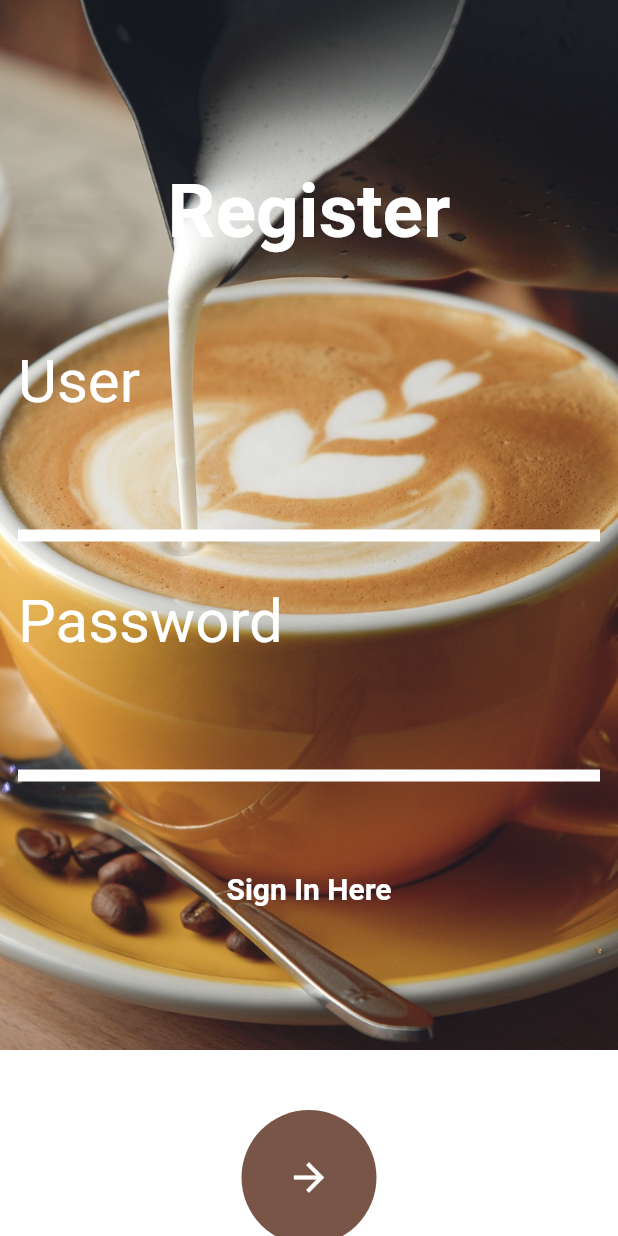
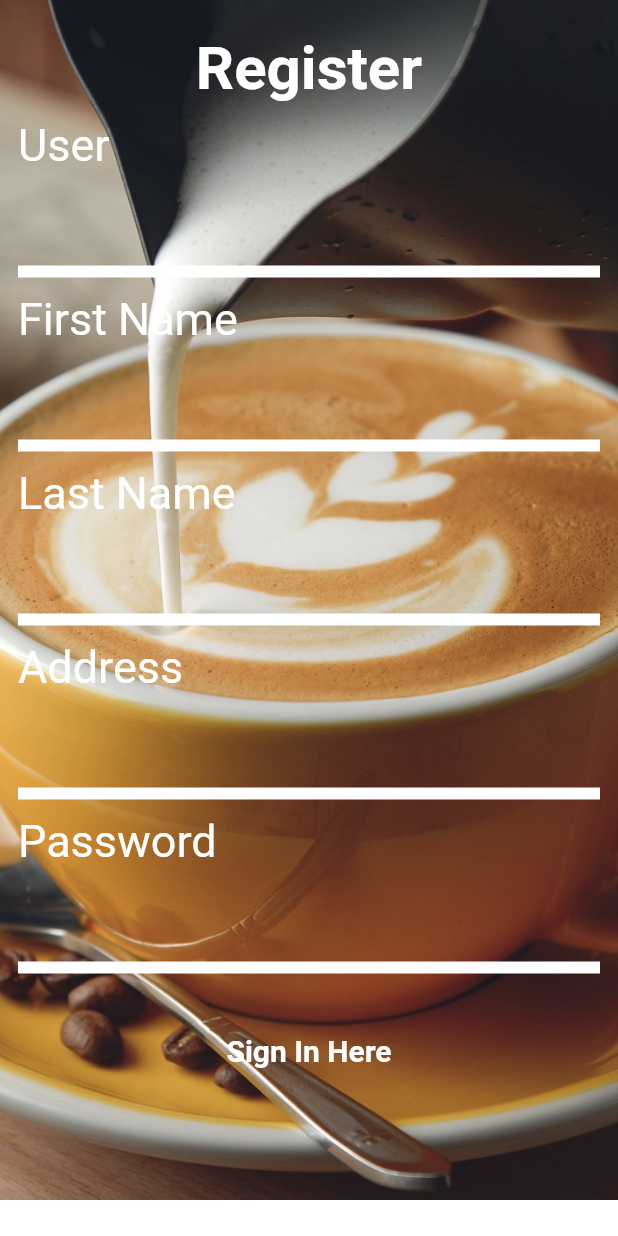
Before and after one commit to sechols223/CMPS-339-Coffee-Shop, a Flutter app: the Register screen opened directly, on a phone screen of 412 x 824 dp. Run offline on Flutter 3.47's test engine with Material 2 defaults, Android fonts, the phone set to English and light mode, and no system bars; our stand-ins replace animate_do, awesome_dialog, flutter_custom_clippers, google_fonts; network calls fail; Roboto replaces fonts that are missing (Habibi).

Commit message:
updated register page along with endpoints and other small details

```diff
--- a/lib/models/user.dart
+++ b/lib/models/user.dart
@@ -1,5 +1,9 @@
 class User {
   String username;
+  String firstname;
+  String lastname;
+  String address;
   String password;
-  User(this.username, this.password);
+  User(this.username, this.firstname, this.lastname, this.address,
+      this.password);
 }
--- a/lib/screens/customers/get_customers.dart
+++ b/lib/screens/customers/get_customers.dart
@@ -19,7 +19,7 @@ class _GetAllCustomersState extends State<GetAllCustomers> {
 
   Future<List<CustomerModel>> getAllCustomers() async {
     var data = await http.get(
-        'http://localhost:8080/getAllCustomers'); //spring boot for getting all customers
+        'http://localhost:8080//api/customers'); //spring boot for getting all customers
     var jsonData = json.decode(data.body);
 
     List<CustomerModel> customer = [];
--- a/lib/screens/orders/create_orders.dart
+++ b/lib/screens/orders/create_orders.dart
@@ -16,7 +16,8 @@ class RegisterOrder extends StatefulWidget {
 
 Future<OrderModel> registerOrder(
     String customerid, productid, amount, BuildContext context) async {
-  var url = "http://localhost:8080/addOrder"; //spring boot for adding on orders
+  var url =
+      "http://localhost:8080//api/orders/:id"; //spring boot for adding on orders
   var response = await http.post(url,
       headers: <String, String>{"Content-Type": "application/json"},
       body: jsonEncode(<String, String>{
--- a/lib/screens/orders/delete_orders.dart
+++ b/lib/screens/orders/delete_orders.dart
@@ -15,7 +15,7 @@ class DeleteOrder extends StatefulWidget {
 
 Future<OrderModel> deleteOrder(String name, String size) async {
   var url =
-      "http://localhost:8080/deleteOrder"; //springboot for deleting orders
+      "http://localhost:8080/api/orders/:id"; //springboot for deleting orders
   var response = await http.delete(
     url,
     headers: <String, String>{"Content-Type": "application/json;charset=UTF-8"},
--- a/lib/screens/products/create_products.dart
+++ b/lib/screens/products/create_products.dart
@@ -16,7 +16,7 @@ class RegisterProduct extends StatefulWidget {
 
 Future<ProductModel> registerProduct(
     String name, size, BuildContext context) async {
-  var url = "http://localhost:8080/addProduct";
+  var url = "http://localhost:8080//api/products/:id";
   var response = await http.post(url,
       headers: <String, String>{"Content-Type": "application/json"},
       body: jsonEncode(<String, String>{"name": name, "size": size}));
--- a/lib/screens/products/delete_products.dart
+++ b/lib/screens/products/delete_products.dart
@@ -14,7 +14,7 @@ class DeleteProduct extends StatefulWidget {
 }
 
 Future<ProductModel> deleteProduct(String name, String size) async {
-  var url = "http://localhost:8080/deleteProduct";
+  var url = "http://localhost:8080//api/products/:id";
   var response = await http.delete(
     url,
     headers: <String, String>{"Content-Type": "application/json;charset=UTF-8"},
--- a/lib/screens/products/get_products.dart
+++ b/lib/screens/products/get_products.dart
@@ -20,7 +20,7 @@ class _GetAllProductsState extends State<GetAllProducts> {
   var products = List<ProductModel>.generate(200, (index) => null);
 
   Future<List<ProductModel>> getAllProducts() async {
-    var data = await http.get('http://localhost:8080/getAllProducts');
+    var data = await http.get('http://localhost:8080/api/products');
     var jsonData = json.decode(data.body);
 
     List<ProductModel> product = [];
@@ -86,7 +86,7 @@ class DetailPage extends StatelessWidget {
   DetailPage(this.productModel);
 
   deleteProduct1(ProductModel productModel) async {
-    final url = Uri.parse('http://localhost:8080/deleteProduct');
+    final url = Uri.parse('http://localhost:8080//api/products/:id');
     final request = http.Request("DELETE", url);
     request.headers
         .addAll(<String, String>{"Content-type": "application/json"});
--- a/lib/screens/register.dart
+++ b/lib/screens/register.dart
@@ -16,13 +16,18 @@ class Register extends StatefulWidget {
 
 class _RegisterState extends State<Register> {
   final _formkey = GlobalKey<FormState>();
-  User user = User("", "");
+  User user = User("", "", "", "", "");
   String url = "http://localhost:8080/register"; //springboot for Register
   Future save() async {
     var res = await http.post(url,
         headers: {'Context-Type': 'application/json'},
-        body: json
-            .encode({'username': user.username, 'password': user.password}));
+        body: json.encode({
+          'firstname': user.firstname,
+          'lastname': user.lastname,
+          'username': user.username,
+          'address': user.address,
+          'password': user.password
+        }));
     print(res.body);
     if (res.body != null) {
       Navigator.pop(context);
@@ -38,46 +43,35 @@ class _RegisterState extends State<Register> {
             child: Column(
               children: [
                 Container(
-                  height: 700,
-                  //width: MediaQuery.of(context).size.width,
+                  height: 800,
                   width: double.infinity,
                   decoration: BoxDecoration(
-                      //color: Colors.brown,
                       image: DecorationImage(
                     image: AssetImage('lib/images/login.jpg'),
                     fit: BoxFit.cover,
-                    /*boxShadow: [
-                        BoxShadow(
-                            blurRadius: 10,
-                            color: Colors.grey,
-                            offset: Offset(1, 5))
-                      ],
-                      borderRadius: BorderRadius.only(
-                          bottomLeft: Radius.circular(80),
-                          bottomRight: Radius.circular(12))),*/
                   )),
                   child: Padding(
                     padding: const EdgeInsets.all(12.0),
                     child: Column(
                       children: [
                         SizedBox(
-                          height: 100,
+                          height: 10,
                         ),
                         Text("Register",
                             style: GoogleFonts.habibi(
                               fontWeight: FontWeight.bold,
-                              fontSize: 50,
+                              fontSize: 40,
                               color: Colors.white,
                             )),
                         SizedBox(
-                          height: 60,
+                          height: 10,
                         ),
                         Align(
                           alignment: Alignment.topLeft,
                           child: Text(
                             "User",
                             style: GoogleFonts.roboto(
-                              fontSize: 40,
+                              fontSize: 30,
                               color: Colors.white,
                             ),
                           ),
@@ -95,10 +89,10 @@ class _RegisterState extends State<Register> {
 
                             return null;
                           },
-                          style: TextStyle(fontSize: 30, color: Colors.white),
+                          style: TextStyle(fontSize: 20, color: Colors.white),
                           decoration: InputDecoration(
                               errorStyle:
-                                  TextStyle(fontSize: 20, color: Colors.red),
+                                  TextStyle(fontSize: 10, color: Colors.red),
                               border: OutlineInputBorder(
                                   borderSide: BorderSide.none)),
                         ),
@@ -106,15 +100,129 @@ class _RegisterState extends State<Register> {
                           height: 8,
                           color: Colors.white,
                         ),
+                        //firstname
                         SizedBox(
-                          height: 30,
+                          height: 10,
+                        ),
+                        Align(
+                          alignment: Alignment.topLeft,
+                          child: Text(
+                            "First Name",
+                            style: GoogleFonts.roboto(
+                              fontSize: 30,
+                              color: Colors.white,
+                            ),
+                          ),
+                        ),
+                        TextFormField(
+                          controller:
+                              TextEditingController(text: user.firstname),
+                          onChanged: (val) {
+                            user.firstname = val;
+                          },
+                          validator: (String value) {
+                            if (value.isEmpty) {
+                              return "First name can't be empty";
+                            }
+
+                            return null;
+                          },
+                          style: TextStyle(fontSize: 20, color: Colors.white),
+                          decoration: InputDecoration(
+                              errorStyle:
+                                  TextStyle(fontSize: 10, color: Colors.red),
+                              border: OutlineInputBorder(
+                                  borderSide: BorderSide.none)),
+                        ),
+                        Container(
+                          height: 8,
+                          color: Colors.white,
+                        ),
+                        // last name
+                        SizedBox(
+                          height: 10,
+                        ),
+                        Align(
+                          alignment: Alignment.topLeft,
+                          child: Text(
+                            "Last Name",
+                            style: GoogleFonts.roboto(
+                              fontSize: 30,
+                              color: Colors.white,
+                            ),
+                          ),
+                        ),
+                        TextFormField(
+                          controller:
+                              TextEditingController(text: user.lastname),
+                          onChanged: (val) {
+                            user.lastname = val;
+                          },
+                          validator: (String value) {
+                            if (value.isEmpty) {
+                              return "Last name can't be empty";
+                            }
+
+                            return null;
+                          },
+                          style: TextStyle(fontSize: 20, color: Colors.white),
+                          decoration: InputDecoration(
+                              errorStyle:
+                                  TextStyle(fontSize: 10, color: Colors.red),
+                              border: OutlineInputBorder(
+                                  borderSide: BorderSide.none)),
+                        ),
+                        Container(
+                          height: 8,
+                          color: Colors.white,
+                        ),
+                        //address
+                        SizedBox(
+                          height: 10,
+                        ),
+                        Align(
+                          alignment: Alignment.topLeft,
+                          child: Text(
+                            "Address",
+                            style: GoogleFonts.roboto(
+                              fontSize: 30,
+                              color: Colors.white,
+                            ),
+                          ),
+                        ),
+                        TextFormField(
+                          controller: TextEditingController(text: user.address),
+                          onChanged: (val) {
+                            user.address = val;
+                          },
+                          validator: (String value) {
+                            if (value.isEmpty) {
+                              return "Address can't be empty";
+                            }
+
+                            return null;
+                          },
+                          style: TextStyle(fontSize: 20, color: Colors.white),
+                          decoration: InputDecoration(
+                              errorStyle:
+                                  TextStyle(fontSize: 10, color: Colors.red),
+                              border: OutlineInputBorder(
+                                  borderSide: BorderSide.none)),
+                        ),
+                        Container(
+                          height: 8,
+                          color: Colors.white,
+                        ),
+                        //password
+                        SizedBox(
+                          height: 10,
                         ),
                         Align(
                           alignment: Alignment.topLeft,
                           child: Text(
                             "Password",
                             style: GoogleFonts.roboto(
-                              fontSize: 40,
+                              fontSize: 30,
                               color: Colors.white,
                             ),
                           ),
@@ -132,10 +240,10 @@ class _RegisterState extends State<Register> {
 
                             return null;
                           },
-                          style: TextStyle(fontSize: 30, color: Colors.white),
+                          style: TextStyle(fontSize: 20, color: Colors.white),
                           decoration: InputDecoration(
                               errorStyle:
-                                  TextStyle(fontSize: 20, color: Colors.red),
+                                  TextStyle(fontSize: 10, color: Colors.red),
                               border: OutlineInputBorder(
                                   borderSide: BorderSide.none)),
                         ),
@@ -144,7 +252,7 @@ class _RegisterState extends State<Register> {
                           color: Colors.white,
                         ),
                         SizedBox(
-                          height: 60,
+                          height: 40,
                         ),
                         Center(
                           child: InkWell(
```
Also changed, not shown: lib/models/Order_model.dart (+10 -2 lines), lib/screens/NavigationBar.dart (+0 -20 lines), lib/screens/login.dart (+1 -12 lines), lib/screens/orders/get_orders.dart (+3 -8 lines), lib/screens/orders/update_orders.dart (+1 -6 lines).
